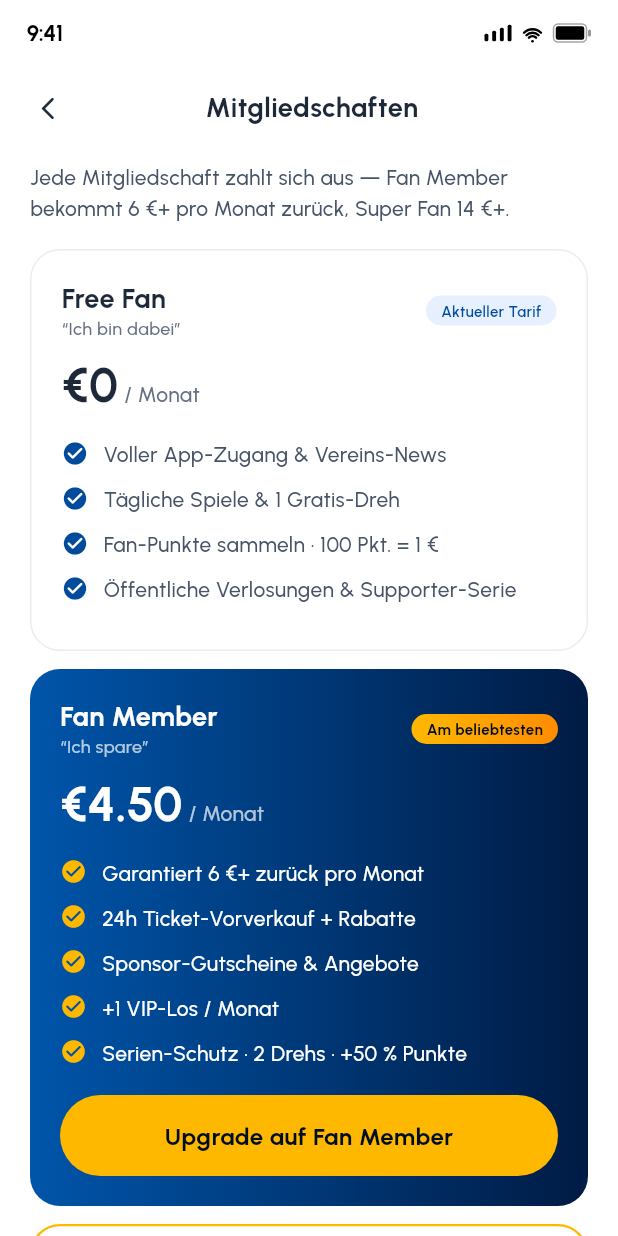
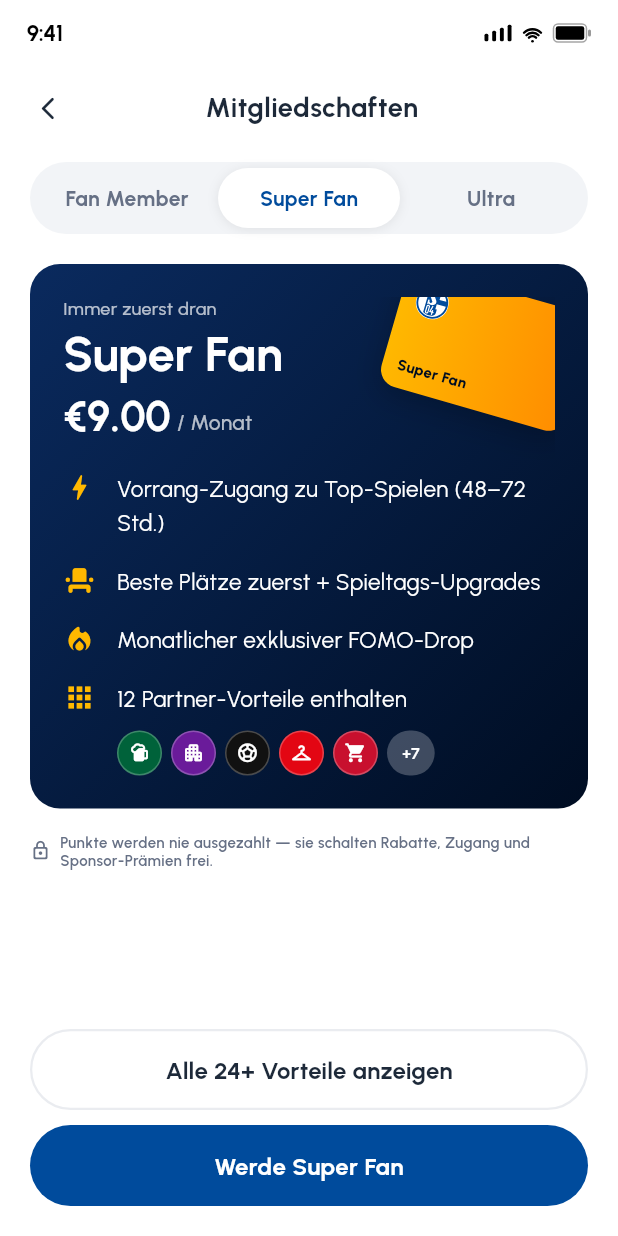
Before and after one commit to COREVIONLABS/EMBAapp-native, a Flutter app: the SubscriptionScreen screen opened directly, on a phone screen of 412 x 824 dp. Run offline on Flutter 3.47's test engine with Material 3 defaults, Android fonts, the phone set to English and light mode, and no system bars; our stand-ins replace flutter_svg.

Commit message:
Redesign Redeem + Membership screens
Redeem (Figma 2194:10804):
- Add 'Featured rewards' horizontal sponsor cards (coloured header + symbol +
  category + 'From X pts') above the 'how you can redeem' category list

Membership (Revolut-Metal style):
- Tabbed upgrade screen: Fan Member / Super Fan / Ultra
- One rich hero card per tier: tagline, price, gold-icon benefit rows, a
  decorative S04 membership card, 'X partner perks included' with sponsor icons
- 'Show all N+ benefits' secondary + 'Become a <tier>' CTA -> UpgradePlanScreen
- German translations; light + dark safe

Co-Authored-By: Claude Opus 4.8 <noreply@anthropic.com>
Claude-Session: https://claude.ai/code/session_0138H2TPm9wvb2D54WvCY8tL

```diff
--- a/lib/l10n/strings.dart
+++ b/lib/l10n/strings.dart
@@ -759,6 +759,21 @@ const Map<String, String> _de = {
 
   // ── Earn / Redeem screens aligned to hub style ───────────────
   'How you can redeem': 'So kannst du einlösen',
+  'Featured rewards': 'Ausgewählte Belohnungen',
+  'From': 'Ab',
+  'Groceries': 'Lebensmittel',
+  'Fashion': 'Mode',
+  // Membership (Revolut-style tabbed upgrade screen)
+  'Show all': 'Alle',
+  'benefits': 'Vorteile anzeigen',
+  'Become a': 'Werde',
+  'Save every month': 'Spare jeden Monat',
+  'First in line': 'Immer zuerst dran',
+  'The maximum': 'Das Maximum',
+  'partner perks included': 'Partner-Vorteile enthalten',
+  'Everything in Super Fan': 'Alles aus Super Fan',
+  'Top priority + personal concierge': 'Höchste Priorität + persönlicher Concierge',
+  'Exclusive drops & money-can’t-buy days': 'Exklusive Drops & unbezahlbare Erlebnistage',
   'On matchday combos — pay with points': 'Auf Spieltags-Kombis — mit Punkten zahlen',
   'points back on every Fanshop order': 'Punkte zurück bei jeder Fanshop-Bestellung',
   '+100 points per home match': '+100 Punkte pro Heimspiel',
--- a/lib/screens/redeem_screen.dart
+++ b/lib/screens/redeem_screen.dart
@@ -2,20 +2,27 @@ import 'package:flutter/material.dart';
 import '../theme/app_theme.dart';
 import '../widgets/sub_scaffold.dart';
 import '../widgets/hub_widgets.dart';
+import '../model/fan_model.dart';
 import 'voucher_screen.dart';
 import 'buy_points_screen.dart';
 import 'fanshop_screen.dart';
 import 'tickets_screen.dart';
 import 'experiences_screen.dart';
-import 'search_screen.dart';
 import '../l10n/strings.dart';
 
-/// Redeem Points — aligned to the RevPoints hub style: search field, a
-/// "how you can redeem" category list (white rows), and a sponsor promo.
-/// Content is EMBA/S04: club shop, tickets, sponsors, experiences, F&B,
-/// extra raffle tickets, donations.
+/// Redeem Points (Figma 2194:10804) — featured sponsor reward cards on top,
+/// then a "how you can redeem" category list. EMBA/S04 content with real club
+/// sponsors and symbolic category icons.
 class RedeemScreen extends StatelessWidget {
   const RedeemScreen({super.key});
+
+  // Featured sponsor rewards: (sponsor, category, from-points)
+  static const _featured = [
+    ('Veltins', 'Food & Drink', 500),
+    ('adidas', 'Fanshop', 900),
+    ('REWE', 'Groceries', 400),
+    ("Ernsting's", 'Fashion', 600),
+  ];
 
   static const _cats = [
     (Icons.checkroom_rounded, 'Fanshop', 'Jerseys, scarves & more', Color(0xFF0A2A5E)),
@@ -35,8 +42,36 @@ class RedeemScreen extends StatelessWidget {
     return SubScaffold(
       title: tr('Redeem Points'),
       children: [
-        HubSearchField(hint: 'Search rewards & sponsors', onTap: () => _push(context, const SearchScreen())),
-        const SizedBox(height: 20),
+        Row(mainAxisAlignment: MainAxisAlignment.spaceBetween, children: [
+          Text(tr('Featured rewards'), style: AppText.label1),
+          GestureDetector(
+            onTap: () => _push(context, const VoucherScreen()),
+            child: Row(children: [
+              Text(tr('See All'), style: AppText.body3.copyWith(color: AppColors.brandPrimary, fontWeight: FontWeight.w700)),
+              const Icon(Icons.chevron_right_rounded, size: 16, color: AppColors.brandPrimary),
+            ]),
+          ),
+        ]),
+        const SizedBox(height: 12),
+        SizedBox(
+          height: 168,
+          child: ListView.separated(
+            scrollDirection: Axis.horizontal,
+            itemCount: _featured.length,
+            separatorBuilder: (_, __) => const SizedBox(width: 12),
+            itemBuilder: (_, i) {
+              final f = _featured[i];
+              return _FeaturedCard(
+                sponsor: sponsorByName(f.$1),
+                name: f.$1,
+                category: f.$2,
+                fromPts: f.$3,
+                onTap: () => _push(context, const VoucherScreen()),
+              );
+            },
+          ),
+        ),
+        const SizedBox(height: 24),
         Text(tr('How you can redeem'), style: AppText.label1),
         const SizedBox(height: 12),
         for (final c in _cats) ...[
@@ -59,16 +94,6 @@ class RedeemScreen extends StatelessWidget {
           const SizedBox(height: 10),
         ],
         const SizedBox(height: 6),
-        // Sponsor promo
-        SponsorPromoCard(
-          sponsor: 'Veltins',
-          category: 'Food & Drink',
-          offer: '−20%',
-          sub: 'On matchday combos — pay with points',
-          color: const Color(0xFF00623A),
-          onTap: () => _push(context, const VoucherScreen()),
-        ),
-        const SizedBox(height: 12),
         HubListRow(
           icon: Icons.add_rounded,
           title: 'Top up points',
@@ -87,3 +112,55 @@ class RedeemScreen extends StatelessWidget {
     );
   }
 }
+
+/// Featured reward card: coloured sponsor header (symbol) + white body with
+/// name, category and the points price.
+class _FeaturedCard extends StatelessWidget {
+  final Sponsor? sponsor;
+  final String name;
+  final String category;
+  final int fromPts;
+  final VoidCallback onTap;
+  const _FeaturedCard({required this.sponsor, required this.name, required this.category, required this.fromPts, required this.onTap});
+
+  @override
+  Widget build(BuildContext context) {
+    final color = sponsor?.color ?? AppColors.brandPrimary;
+    return GestureDetector(
+      onTap: onTap,
+      child: Container(
+        width: 172,
+        clipBehavior: Clip.antiAlias,
+        decoration: BoxDecoration(
+          color: AppColors.surface,
+          borderRadius: BorderRadius.circular(AppRadii.card),
+          border: Border.all(color: AppColors.borderLightest),
+        ),
+        child: Column(crossAxisAlignment: CrossAxisAlignment.start, children: [
+          // Coloured header
+          Container(
+            height: 76,
+            width: double.infinity,
+            color: color,
+            alignment: Alignment.center,
+            child: Icon(sponsor?.icon ?? Icons.card_giftcard_rounded, color: Colors.white, size: 34),
+          ),
+          Padding(
+            padding: const EdgeInsets.fromLTRB(12, 10, 12, 12),
+            child: Column(crossAxisAlignment: CrossAxisAlignment.start, children: [
+              Text(name, maxLines: 1, overflow: TextOverflow.ellipsis, style: AppText.body1.copyWith(color: AppColors.textDarker, fontSize: 15, fontWeight: FontWeight.w700)),
+              const SizedBox(height: 2),
+              Text(tr(category), maxLines: 1, overflow: TextOverflow.ellipsis, style: AppText.body3Regular),
+              const SizedBox(height: 8),
+              Row(children: [
+                const Icon(Icons.hexagon_rounded, size: 15, color: AppColors.brandPrimary),
+                const SizedBox(width: 5),
+                Text('${tr('From')} ${FanModel.fmtPublic(fromPts)}', style: AppText.body2.copyWith(color: AppColors.textDarker, fontWeight: FontWeight.w700)),
+              ]),
+            ]),
+          ),
+        ]),
+      ),
+    );
+  }
+}
--- a/lib/screens/subscription_screen.dart
+++ b/lib/screens/subscription_screen.dart
@@ -2,68 +2,173 @@ import 'package:flutter/material.dart';
 import '../theme/app_theme.dart';
 import '../widgets/app_widgets.dart';
 import '../widgets/sub_scaffold.dart';
+import '../model/fan_model.dart';
 import 'upgrade_plan_screen.dart';
 import '../l10n/strings.dart';
 
-/// Fan membership plans — final subscription concept: Free Fan / Fan Member /
-/// Super Fan (+ optional Ultra). Super Fan is sold on priority & access, not
-/// on a points boost; every paid tier "pays for itself" in savings.
-class SubscriptionScreen extends StatelessWidget {
+/// Membership plans — Revolut-Metal-style tabbed upgrade screen: pick a tier
+/// tab, see one rich card (price + headline benefits + partner perks), then a
+/// "show all benefits" link and a "become a …" CTA. EMBA/S04 tiers.
+class SubscriptionScreen extends StatefulWidget {
   const SubscriptionScreen({super.key});
+  @override
+  State<SubscriptionScreen> createState() => _SubscriptionScreenState();
+}
+
+class _Tier {
+  final String name;
+  final String price;
+  final String tagline;
+  final List<Color> gradient;
+  final List<(IconData, String)> features;
+  final int partners;
+  final int moreBenefits;
+  const _Tier(this.name, this.price, this.tagline, this.gradient, this.features, this.partners, this.moreBenefits);
+}
+
+class _SubscriptionScreenState extends State<SubscriptionScreen> {
+  int _tab = 1;
+
+  static const _tiers = [
+    _Tier('Fan Member', '€4.50', 'Save every month', AppColors.pointsGradient, [
+      (Icons.savings_rounded, 'Guaranteed €6+ back every month'),
+      (Icons.confirmation_number_rounded, '24h ticket presale + discounts'),
+      (Icons.card_giftcard_rounded, 'Sponsor vouchers & offers'),
+    ], 8, 12),
+    _Tier('Super Fan', '€9.00', 'First in line', [Color(0xFF0A2A5E), Color(0xFF000D22)], [
+      (Icons.bolt_rounded, 'Priority access to top matches (48–72h)'),
+      (Icons.event_seat_rounded, 'Best seats first + matchday upgrades'),
+      (Icons.local_fire_department_rounded, 'Monthly exclusive FOMO drop'),
+    ], 12, 24),
+    _Tier('Ultra', '€19.00', 'The maximum', [Color(0xFF2A1A3E), Color(0xFF0B0616)], [
+      (Icons.diamond_rounded, 'Everything in Super Fan'),
+      (Icons.support_agent_rounded, 'Top priority + personal concierge'),
+      (Icons.workspace_premium_rounded, 'Exclusive drops & money-can’t-buy days'),
+    ], 20, 35),
+  ];
 
   @override
   Widget build(BuildContext context) {
+    final t = _tiers[_tab];
     return SubScaffold(
       title: tr('Membership Plans'),
+      bottomBar: Column(mainAxisSize: MainAxisSize.min, children: [
+        SecondaryButton('${tr('Show all')} ${t.moreBenefits}+ ${tr('benefits')}'),
+        const SizedBox(height: 10),
+        PrimaryButton('${tr('Become a')} ${t.name}',
+            onTap: () => Navigator.of(context).push(
+                MaterialPageRoute(builder: (_) => UpgradePlanScreen(plan: t.name, price: t.price)))),
+      ]),
       children: [
-        Text(tr('Every membership pays for itself — Fan Member gets €6+ back a month, Super Fan €14+.'),
-            style: AppText.body2.copyWith(color: AppColors.textNormal, height: 1.5)),
+        // Tabs
+        Container(
+          padding: const EdgeInsets.all(4),
+          decoration: BoxDecoration(color: AppColors.surfaceMinimal, borderRadius: BorderRadius.circular(AppRadii.pill)),
+          child: Row(children: [
+            for (var i = 0; i < _tiers.length; i++)
+              Expanded(
+                child: GestureDetector(
+                  onTap: () => setState(() => _tab = i),
+                  child: AnimatedContainer(
+                    duration: const Duration(milliseconds: 180),
+                    padding: const EdgeInsets.symmetric(vertical: 10),
+                    decoration: BoxDecoration(
+                      color: i == _tab ? AppColors.surface : Colors.transparent,
+                      borderRadius: BorderRadius.circular(AppRadii.pill),
+                      boxShadow: i == _tab ? const [BoxShadow(color: Color(0x14000000), blurRadius: 6, offset: Offset(0, 1))] : null,
+                    ),
+                    child: Center(
+                      child: Text(tr(_tiers[i].name),
+                          maxLines: 1, overflow: TextOverflow.ellipsis,
+                          style: AppText.body2.copyWith(color: i == _tab ? AppColors.brandPrimary : AppColors.textLight, fontWeight: FontWeight.w700)),
+                    ),
+                  ),
+                ),
+              ),
+          ]),
+        ),
+        const SizedBox(height: 20),
+        // Hero tier card
+        Container(
+          width: double.infinity,
+          clipBehavior: Clip.antiAlias,
+          padding: const EdgeInsets.all(22),
+          decoration: BoxDecoration(
+            gradient: LinearGradient(begin: Alignment.topLeft, end: Alignment.bottomRight, colors: t.gradient),
+            borderRadius: BorderRadius.circular(AppRadii.card),
+          ),
+          child: Stack(children: [
+            // Decorative membership card, top-right
+            Positioned(
+              right: -18,
+              top: -6,
+              child: Transform.rotate(
+                angle: 0.28,
+                child: Container(
+                  width: 128,
+                  height: 82,
+                  decoration: BoxDecoration(
+                    gradient: const LinearGradient(colors: AppColors.goldGradient),
+                    borderRadius: BorderRadius.circular(12),
+                    boxShadow: const [BoxShadow(color: Color(0x33000000), blurRadius: 16, offset: Offset(0, 6))],
+                  ),
+                  padding: const EdgeInsets.all(10),
+                  child: Column(crossAxisAlignment: CrossAxisAlignment.start, children: [
+                    const Svg('logo_s04', size: 22),
+                    const Spacer(),
+                    Text(tr(t.name), style: AppText.caption1.copyWith(color: AppColors.brandDarkest, fontWeight: FontWeight.w800)),
+                  ]),
+                ),
+              ),
+            ),
+            Column(crossAxisAlignment: CrossAxisAlignment.start, children: [
+              Text(tr(t.tagline), style: AppText.body3.copyWith(color: Colors.white70)),
+              const SizedBox(height: 2),
+              Text(tr(t.name), style: AppText.h2.copyWith(color: Colors.white)),
+              const SizedBox(height: 4),
+              Row(crossAxisAlignment: CrossAxisAlignment.baseline, textBaseline: TextBaseline.alphabetic, children: [
+                Text(t.price, style: AppText.h4.copyWith(color: Colors.white)),
+                const SizedBox(width: 4),
+                Text(tr('/ month'), style: AppText.body2.copyWith(color: Colors.white70)),
+              ]),
+              const SizedBox(height: 20),
+              for (final f in t.features) ...[
+                Row(crossAxisAlignment: CrossAxisAlignment.start, children: [
+                  Icon(f.$1, color: AppColors.gold, size: 22),
+                  const SizedBox(width: 14),
+                  Expanded(child: Text(tr(f.$2), style: AppText.body1.copyWith(color: Colors.white, fontSize: 15))),
+                ]),
+                const SizedBox(height: 16),
+              ],
+              // Partner perks row
+              Row(crossAxisAlignment: CrossAxisAlignment.start, children: [
+                const Icon(Icons.apps_rounded, color: AppColors.gold, size: 22),
+                const SizedBox(width: 14),
+                Expanded(child: Column(crossAxisAlignment: CrossAxisAlignment.start, children: [
+                  Text('${t.partners} ${tr('partner perks included')}', style: AppText.body1.copyWith(color: Colors.white, fontSize: 15)),
+                  const SizedBox(height: 10),
+                  Row(children: [
+                    for (final s in kSponsors.take(5))
+                      Container(
+                        width: 30, height: 30,
+                        margin: const EdgeInsets.only(right: 6),
+                        decoration: BoxDecoration(shape: BoxShape.circle, color: s.color, border: Border.all(color: Colors.white24)),
+                        child: Icon(s.icon, color: Colors.white, size: 15),
+                      ),
+                    Container(
+                      height: 30,
+                      padding: const EdgeInsets.symmetric(horizontal: 10),
+                      alignment: Alignment.center,
+                      decoration: BoxDecoration(color: Colors.white24, borderRadius: BorderRadius.circular(999)),
+                      child: Text('+${t.partners - 5}', style: AppText.caption1.copyWith(color: Colors.white, fontWeight: FontWeight.w700)),
+                    ),
+                  ]),
+                ])),
+              ]),
+            ]),
+          ]),
+        ),
         const SizedBox(height: 16),
-        const _PlanCard(
-          name: 'Free Fan',
-          price: '€0',
-          job: "I'm in",
-          current: true,
-          perks: [
-            'Full app access & club news',
-            'Daily games & 1 free spin',
-            'Earn Fan Points · 100 pts = €1',
-            'Public raffles & supporter streak',
-          ],
-        ),
-        const SizedBox(height: 12),
-        const _PlanCard(
-          name: 'Fan Member',
-          price: '€4.50',
-          job: 'I save',
-          highlight: true,
-          badge: 'Most popular',
-          perks: [
-            'Guaranteed €6+ back every month',
-            '24h ticket presale + discounts',
-            'Sponsor vouchers & offers',
-            '+1 VIP raffle ticket / month',
-            'Streak protection · 2 spins · +50% points',
-          ],
-        ),
-        const SizedBox(height: 12),
-        const _PlanCard(
-          name: 'Super Fan',
-          price: '€9.00',
-          job: "I'm first in line",
-          premium: true,
-          badge: 'Priority',
-          perks: [
-            'Priority access to top matches (48–72h)',
-            'Best seats first + matchday upgrades',
-            'Monthly exclusive FOMO drop',
-            'Superfan Elite badge + name on the big screen',
-            'Guaranteed €14+ back · ad-free · +3 VIP raffles',
-          ],
-        ),
-        const SizedBox(height: 12),
-        const _UltraRow(),
-        const SizedBox(height: 12),
         Row(children: [
           Icon(Icons.lock_outline_rounded, size: 14, color: AppColors.textLight),
           const SizedBox(width: 6),
@@ -74,127 +179,3 @@ class SubscriptionScreen extends StatelessWidget {
     );
   }
 }
-
-class _PlanCard extends StatelessWidget {
-  final String name;
-  final String price;
-  final String job;
-  final bool highlight;
-  final bool premium;
-  final bool current;
-  final String? badge;
-  final List<String> perks;
-  const _PlanCard({
-    required this.name,
-    required this.price,
-    required this.job,
-    this.highlight = false,
-    this.premium = false,
-    this.current = false,
-    this.badge,
-    required this.perks,
-  });
-
-  @override
-  Widget build(BuildContext context) {
-    final onColor = highlight ? Colors.white : AppColors.textDarker;
-    return Container(
-      padding: const EdgeInsets.all(20),
-      clipBehavior: Clip.antiAlias,
-      decoration: BoxDecoration(
-        gradient: highlight ? const LinearGradient(colors: AppColors.pointsGradient) : null,
-        color: highlight ? null : AppColors.surface,
-        borderRadius: BorderRadius.circular(AppRadii.card),
-        border: highlight
-            ? null
-            : Border.all(color: premium ? AppColors.gold : AppColors.borderLightest, width: premium ? 1.5 : 1),
-      ),
-      child: Column(
-        crossAxisAlignment: CrossAxisAlignment.start,
-        children: [
-          Row(
-            mainAxisAlignment: MainAxisAlignment.spaceBetween,
-            children: [
-              Expanded(
-                child: Column(crossAxisAlignment: CrossAxisAlignment.start, children: [
-                  Text(name, style: AppText.label1.copyWith(color: onColor)),
-                  Text('“${tr(job)}”', style: AppText.body3.copyWith(color: highlight ? Colors.white70 : AppColors.textLight)),
-                ]),
-              ),
-              if (current)
-                Pill(color: highlight ? Colors.white24 : AppColors.brandLightest, child: Text(tr('Current Plan'), style: AppText.caption1.copyWith(color: highlight ? Colors.white : AppColors.brandPrimary)))
-              else if (badge != null)
-                Pill(
-                  gradient: LinearGradient(colors: premium ? AppColors.goldGradient : (highlight ? AppColors.goldGradient : AppColors.pointsGradient)),
-                  child: Text(tr(badge!), style: AppText.caption1.copyWith(color: premium || highlight ? AppColors.brandDarkest : Colors.white, fontWeight: FontWeight.w700)),
-                ),
-            ],
-          ),
-          const SizedBox(height: 10),
-          Row(
-            crossAxisAlignment: CrossAxisAlignment.baseline,
-            textBaseline: TextBaseline.alphabetic,
-            children: [
-              Text(price, style: AppText.h2.copyWith(color: onColor)),
-              const SizedBox(width: 4),
-              Text(tr('/ month'), style: AppText.body2.copyWith(color: highlight ? Colors.white70 : AppColors.textLight)),
-            ],
-          ),
-          const SizedBox(height: 16),
-          ...perks.asMap().entries.map((e) => Padding(
-                padding: const EdgeInsets.only(bottom: 10),
-                child: Row(
-                  crossAxisAlignment: CrossAxisAlignment.start,
-                  children: [
-                    Icon(e.key == 0 && premium ? Icons.bolt_rounded : Icons.check_circle_rounded,
-                        size: 18, color: highlight ? AppColors.gold : (premium && e.key == 0 ? AppColors.gold : AppColors.brandPrimary)),
-                    const SizedBox(width: 10),
-                    Expanded(child: Text(tr(e.value), style: AppText.body2.copyWith(color: highlight ? Colors.white : AppColors.textNormal))),
-                  ],
-                ),
-              )),
-          if (!current) ...[
-            const SizedBox(height: 8),
-            Builder(
-              builder: (context) => PrimaryButton(
-                '${tr('Upgrade to')} $name',
-                color: premium ? AppColors.gold : (highlight ? AppColors.gold : AppColors.brandPrimary),
-                textColor: premium || highlight ? AppColors.brandDarkest : Colors.white,
-                onTap: () => Navigator.of(context).push(
-                  MaterialPageRoute(builder: (_) => UpgradePlanScreen(plan: name, price: price)),
-                ),
-              ),
-            ),
-          ],
-        ],
-      ),
-    );
-  }
-}
-
-/// Optional whale tier — configurable per club.
-class _UltraRow extends StatelessWidget {
-  const _UltraRow();
-  @override
-  Widget build(BuildContext context) {
-    return SurfaceCard(
-      child: Row(children: [
-        Container(
-          width: 40, height: 40,
-          decoration: BoxDecoration(color: AppColors.brandDarkest, borderRadius: BorderRadius.circular(11)),
-          child: const Icon(Icons.diamond_rounded, color: AppColors.gold, size: 20),
-        ),
-        const SizedBox(width: 12),
-        Expanded(child: Column(crossAxisAlignment: CrossAxisAlignment.start, children: [
-          Row(children: [
-            Text(tr('Ultra'), style: AppText.body2.copyWith(color: AppColors.textDarker)),
-            const SizedBox(width: 6),
-            Pill(color: AppColors.brandLightest, child: Text('~€19', style: AppText.caption1.copyWith(color: AppColors.brandPrimary, fontWeight: FontWeight.w700))),
-          ]),
-          Text(tr('The maximum — exclusive drops, top priority, concierge'), style: AppText.body3Regular),
-        ])),
-        Icon(Icons.chevron_right_rounded, color: AppColors.textLight),
-      ]),
-    );
-  }
-}
```
